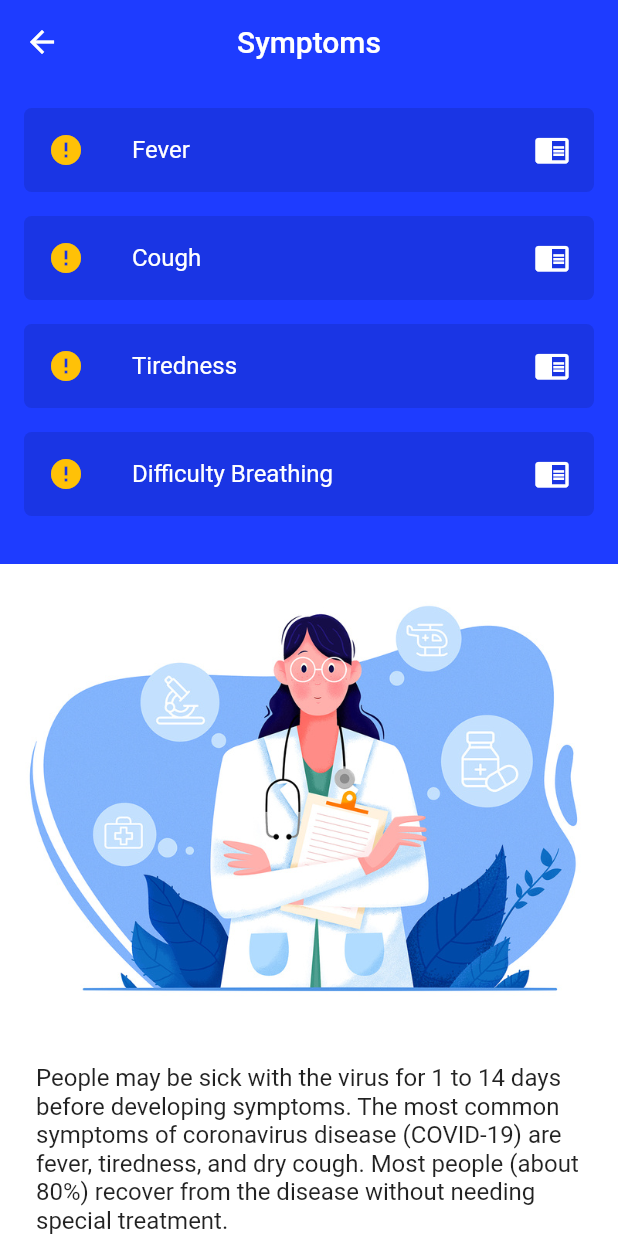
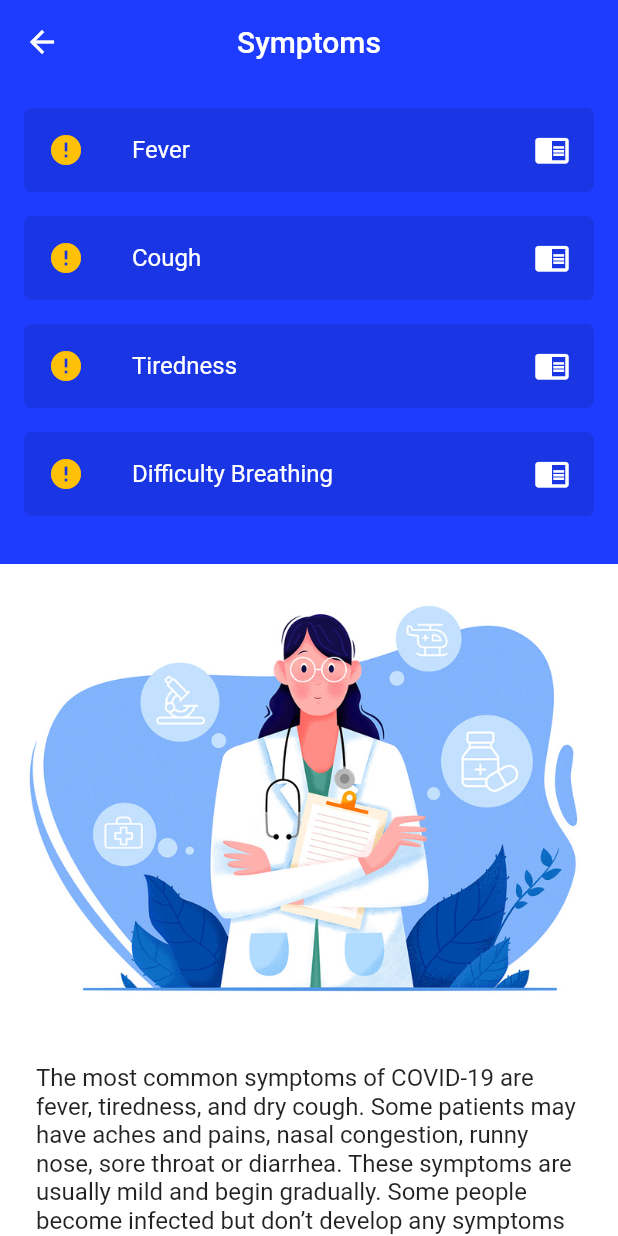
Before and after one commit to ashishkhuraishy/CovidUpdates, a Flutter app: the SymptomsPage screen opened by its route, on a phone screen of 412 x 824 dp. Run offline on Flutter 3.47's test engine with Material 2 defaults, Android fonts, the phone set to English and light mode, and no system bars; our stand-ins replace fl_chart, font_awesome_flutter, google_fonts; network calls fail.

Commit message:
Completed Prevention and Symptoms

```diff
--- a/lib/Screens/homePage.dart
+++ b/lib/Screens/homePage.dart
@@ -17,7 +17,8 @@ class _HomePageState extends State<HomePage> {
         centerTitle: true,
         elevation: 0.0,
       ),
-      body: SingleChildScrollView(
+      body: Container(
+        child: SingleChildScrollView(
           child: Column(
             crossAxisAlignment: CrossAxisAlignment.start,
             children: <Widget>[
@@ -88,6 +89,7 @@ class _HomePageState extends State<HomePage> {
             ],
           ),
         ),
+      ),
     );
   }
 }
--- a/lib/Screens/symptomsPage.dart
+++ b/lib/Screens/symptomsPage.dart
@@ -24,24 +24,47 @@ class SymptomsPage extends StatelessWidget {
             Container(
               padding: EdgeInsets.all(24.0),
               color: Colors.white,
-              child: RichText(
+              child: Column(
+                children: <Widget>[
+                  RichText(
                     text: TextSpan(
                       style: DefaultTextStyle.of(context).style,
                       children: <TextSpan>[
                         TextSpan(
                           text:
-                          "People may be sick with the virus for 1 to 14 days before developing symptoms. The most common symptoms of coronavirus disease (COVID-19) are fever, tiredness, and dry cough. Most people (about 80%) recover from the disease without needing special treatment.",
+                              "The most common symptoms of COVID-19 are fever, tiredness, and dry cough. Some patients may have aches and pains, nasal congestion, runny nose, sore throat or diarrhea. These symptoms are usually mild and begin gradually. Some people become infected but don’t develop any symptoms and don't feel unwell. Most people (about 80%) recover from the disease without needing special treatment. Around 1 out of every 6 people who gets COVID-19 becomes seriously ill and develops difficulty breathing. Older people, and those with underlying medical problems like high blood pressure, heart problems or diabetes, are more likely to develop serious illness. People with fever, cough and difficulty breathing should seek medical attention.",
                           style: Theme.of(context)
                               .textTheme
                               .body1
                               .copyWith(fontSize: 16.0),
                         ),
-                    TextSpan(
-                        text:
-                            "\nMore rarely, the disease can be serious and even fatal. Older people, and people with other medical conditions (such as asthma, diabetes, or heart disease), may be more vulnerable to becoming severely ill.",
-                        style: Theme.of(context).textTheme.subhead)
                       ],
                     ),
+                  ),
+                  SizedBox(
+                    height: 28.0,
+                  ),
+                  Container(
+                    padding: EdgeInsets.symmetric(
+                      horizontal: 16.0,
+                    ),
+                    decoration: BoxDecoration(
+                        color: Color(0xFF1E3CFF),
+                        borderRadius: BorderRadius.circular(5.0)),
+                    child: FlatButton.icon(
+                        onPressed: () {
+                          launchUrl();
+                        },
+                        icon: Icon(Icons.open_in_new, color: Colors.white),
+                        label: Text(
+                          "Read More",
+                          style: TextStyle(color: Colors.white),
+                        )),
+                  ),
+                  SizedBox(
+                    height: 32.0,
+                  )
+                ],
               ),
             )
           ],
--- a/lib/Widgets/details.dart
+++ b/lib/Widgets/details.dart
@@ -56,6 +56,7 @@ Widget createDetailItem({BuildContext context, int value, Color color , String t
                 decoration: BoxDecoration(
                   shape: BoxShape.rectangle,
                   color: color ?? Colors.transparent,
+                  borderRadius: BorderRadius.circular(2.0)
                 ),
               ) : SizedBox(),
               Text(
--- a/lib/Widgets/homeNavItems.dart
+++ b/lib/Widgets/homeNavItems.dart
@@ -27,7 +27,9 @@ class _HomeNavItemsState extends State<HomeNavItems> {
                 context: context,
                 icon: FontAwesomeIcons.solidHospital,
                 title: 'Prevention',
-                subTitle: 'Help you to avoid getting infected'),
+                subTitle: 'Help you to avoid getting infected',
+                navigate: 'prevention'
+                ),
           ],
         ),
         SizedBox(
--- a/pubspec.yaml
+++ b/pubspec.yaml
@@ -28,6 +28,7 @@ dependencies:
   http: ^0.12.0+4
   google_fonts: ^0.3.10
   font_awesome_flutter: ^8.7.0
+  url_launcher: ^5.4.2
 
 dev_dependencies:
   flutter_test:
```
Also changed, not shown: lib/Screens/preventionPage.dart (+64 -2 lines), lib/Screens/reportPage.dart (+13 -34 lines), lib/Widgets/symptomsItems.dart (+37 -0 lines), pubspec.lock. Lines whose indentation alone changed are shown as unchanged.
